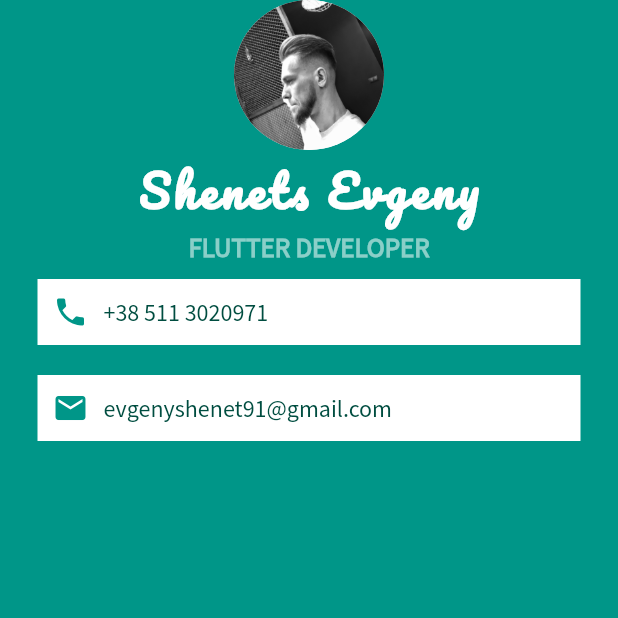
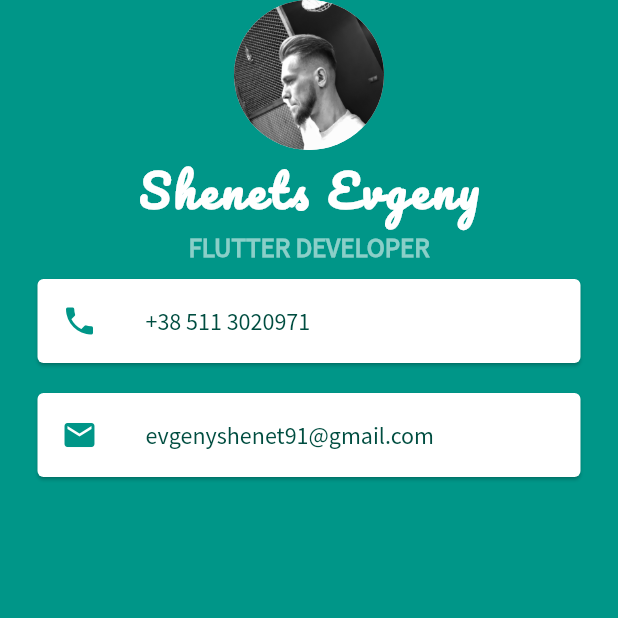
Before and after one commit to evgenyshenets91/flutter2, a Flutter app: the screen it shows after launch, on a phone screen of 412 x 824 dp, the top half of it. Run offline on Flutter 3.47's test engine with Material 2 defaults, Android fonts, the phone set to English and light mode, and no system bars.

Commit message:
replace container + row to Card Class

```diff
--- a/lib/main.dart
+++ b/lib/main.dart
@@ -48,44 +48,30 @@ class MyApp extends StatelessWidget {
               fontSize: 18,
             ),
           ),
-          Container(
-            padding: EdgeInsets.all(10),
-            color: Colors.white,
+          Card(
             margin: EdgeInsets.symmetric(vertical: 10, horizontal: 25),
-            child: Row(
-              children: <Widget>[
-                Icon(Icons.phone, color: Colors.teal),
-                SizedBox(
-                  width: 10,
-                ),
-                Text(
+            child: ListTile(
+              leading: Icon(Icons.phone, color: Colors.teal),
+              title: Text(
                 '+38 511 3020971',
                 style: TextStyle(
                     color: Colors.teal.shade900,
                     fontFamily: 'Source Sans Pro',
                     fontSize: 16),
-                )
-              ],
               ),
             ),
-          Container(
-            padding: EdgeInsets.all(10),
-            color: Colors.white,
+          ),
+          Card(
             margin: EdgeInsets.symmetric(vertical: 10, horizontal: 25),
-            child: Row(
-              children: <Widget>[
-                Icon(Icons.email, color: Colors.teal),
-                SizedBox(
-                  width: 10,
-                ),
-                Text(
+            child: ListTile(
+              leading: Icon(Icons.email, color: Colors.teal),
+              title: Text(
                 'evgenyshenet91@gmail.com',
                 style: TextStyle(
                     color: Colors.teal.shade900,
                     fontFamily: 'Source Sans Pro',
                     fontSize: 16),
-                )
-              ],
+              ),
             ),
           )
         ],
```
Lines whose indentation alone changed are shown as unchanged.
